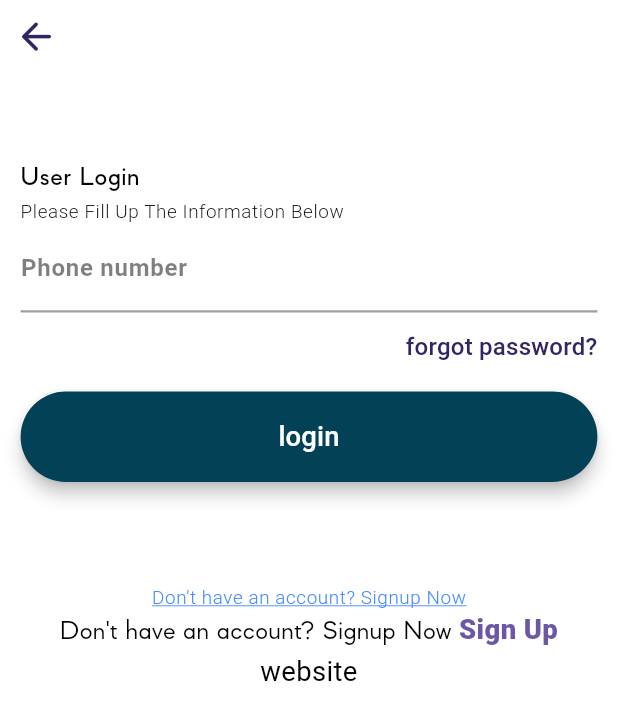
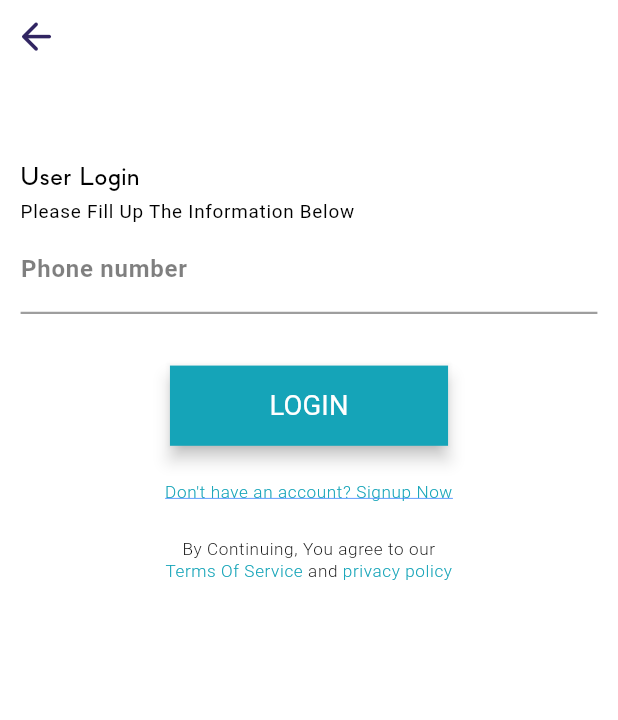
Before and after one commit to iglobleinfo/new-smartryde, a Flutter app: the screen it shows after launch, on a phone screen of 412 x 824 dp. Shown: the top 720 px of the screen. Run offline on Flutter 3.47's test engine with Material 3 defaults, Android fonts, the light colour scheme and no system bars; our stand-ins replace cached_network_image, connectivity_plus, device_info_plus, dio, fancy_shimmer_image, file_picker and 18 more; missing offline and left inert: colorful_safe_area, flutter_facebook_auth, flutter_inapp_purchase, the_apple_sign_in; accounts and stored records are empty; Roboto replaces fonts that are missing (Mazzard).

Commit message:
login screen half done

```diff
--- a/lib/app/core/translations/languages/en_Us.dart
+++ b/lib/app/core/translations/languages/en_Us.dart
@@ -1,13 +1,3 @@
-/*
- * @copyright : ToXSL Technologies Pvt. Ltd. < www.toxsl.com >
- * @author     : Shiv Charan Panjeta < shiv@toxsl.com >
- * All Rights Reserved.
- *  Proprietary and confidential :  All information contained herein is, and remains
- *  the property of ToXSL Technologies Pvt. Ltd. and its partners.
- * Unauthorized copying of this file, via any medium is strictly prohibited.
- *
- */
-
 import '../local_keys.dart';
 
 const Map<String, String> enUS = {
@@ -16,11 +6,10 @@ const Map<String, String> enUS = {
   'login': 'Login',
   'enterYourContactNumber': 'Enter Your Contact Number(+8529000000000)',
   'doNotHaveAccountSignUpNow': 'Don\'t have an account? Signup Now',
-  'byContinuingYouAgreeTo': 'By Continuing, You agree to our',
+  'byContinuingYouAgreeTo': 'By Continuing, You agree to our\n',
   'termsOfService': 'Terms Of Service',
   'and': 'and',
   'privacyPolicy': 'privacy policy',
-
   keyPressToExitApp: "Press one more time to push app into background",
   keyNoResultFound: "No Result Found",
   keyEnglish: "English",
--- a/lib/app/core/values/app_colors.dart
+++ b/lib/app/core/values/app_colors.dart
@@ -1,10 +1,11 @@
+import 'package:flutter/material.dart';
 
 
-
-import 'package:flutter/material.dart';
+const Color appButtonColor = Color.fromRGBO(21, 164, 184, 1);
+const Color appClickableTextColor = Color.fromRGBO(21, 164, 184, 1);
 
 const Color colorAppColor = Color.fromRGBO(49, 37, 98, 1.0);
-const Color colorAppColors = Color.fromRGBO(3, 66, 86, 1.0);
+const Color colorAppColors = Color.fromRGBO(59, 154, 197, 1.0);
 const Color colorCottonCandy = Color.fromRGBO(255, 196, 235, 1.0);
 const Color colorPalePurplePantone = Color.fromRGBO(255, 228, 250, 1.0);
 const Color colorMistyRose = Color.fromRGBO(241, 222, 220, 1.0);
--- a/lib/app/core/values/app_strings.dart
+++ b/lib/app/core/values/app_strings.dart
@@ -79,7 +79,6 @@ const String stringPasswordEmptyValidation = "Please enter password";
 const String stringForgotPassword = "forgot password?";
 const String stringLogin = "login";
 const String stringDoNotHaveAccount = "Don't have an account? Create an account in";
-const String stringSignUp = "Sign Up";
 const String stringWebsite = "website";
 const String stringRegister = "Register";
 const String stringAlreadyHaveAccount = "Already have an account? ";
--- a/lib/app/core/values/app_theme.dart
+++ b/lib/app/core/values/app_theme.dart
@@ -130,7 +130,7 @@ class ThemeConfig {
         ),
         bodySmall: baseTextTheme.bodySmall?.copyWith(
           color: primaryText,
-          fontSize: font_11,
+          fontSize: font_10,
           fontWeight: FontWeight.w300,
         ),
         labelSmall: baseTextTheme.labelSmall?.copyWith(
@@ -207,7 +207,7 @@ class ThemeConfig {
         background: Colors.white,
         cardBackground: Colors.white,
         primaryText: Colors.black,
-        secondaryText: Colors.white,
+        secondaryText: Colors.black,
         accentColor: colorAppColor,
         divider: colorAppColor,
         buttonBackground: Colors.black38,
--- a/lib/app/core/widgets/button_widget.dart
+++ b/lib/app/core/widgets/button_widget.dart
@@ -7,7 +7,8 @@ class MaterialButtonWidget extends StatelessWidget {
   final double? buttonRadius;
   final double? minWidth;
   final double? minHeight;
-  final double? padding;
+  final double? verticalPadding;
+  final double? horizontalPadding;
   final onPressed;
   final decoration;
   final elevation;
@@ -20,7 +21,7 @@ class MaterialButtonWidget extends StatelessWidget {
     this.buttonText = "",
     this.buttonColor,
     this.textColor,
-    this.buttonRadius = defaultRaduis,
+    this.buttonRadius,
     this.decoration,
     this.isSocial = false,
     this.onPressed,
@@ -29,7 +30,8 @@ class MaterialButtonWidget extends StatelessWidget {
     this.fontsize,
     this.minWidth,
     this.minHeight,
-    this.padding,
+    this.verticalPadding,
+    this.horizontalPadding,
   }) : super(key: key);
 
   @override
@@ -37,19 +39,22 @@ class MaterialButtonWidget extends StatelessWidget {
     return MaterialButton(
       height: minHeight,
       splashColor: Colors.transparent,
-      minWidth: minWidth ?? Get.width,
-      color: buttonColor ?? colorAppColors,
+      minWidth: minWidth ?? Get.width * 0.45,
+      color: buttonColor ?? appButtonColor,
       elevation: elevation ?? radius_4,
       shape: RoundedRectangleBorder(
-          borderRadius: BorderRadius.circular(buttonRadius!)),
+          borderRadius: BorderRadius.circular(buttonRadius ?? 0)),
       onPressed: onPressed,
-      padding: EdgeInsets.symmetric(vertical: padding ?? margin_15),
+      padding: EdgeInsets.symmetric(
+        vertical: verticalPadding ?? margin_12,
+        horizontal: horizontalPadding ?? margin_20,
+      ),
       child: TextView(
         text: buttonText!,
         textStyle: textStyleButton(context).copyWith(
           color: textColor ?? Colors.white,
           fontSize: fontsize,
-          fontWeight: FontWeight.w500,
+          fontWeight: FontWeight.normal,
         ),
       ),
     );
--- a/lib/app/modules/authentication/views/login_screen.dart
+++ b/lib/app/modules/authentication/views/login_screen.dart
@@ -59,7 +59,9 @@ class LoginScreen extends GetView<LoginController> {
           ),
           TextView(
             text: pleaseFillUpTheInformationBelow.tr,
-            textStyle: textStyleBodySmall(context),
+            textStyle: textStyleLabelSmall(context).copyWith(
+              fontWeight: FontWeight.normal,
+            ),
           ),
           Form(
             key: controller.formGlobalKey,
@@ -78,74 +80,70 @@ class LoginScreen extends GetView<LoginController> {
                 ),
               ],
             ),
-          ).marginOnly(bottom: margin_10),
+          ).marginOnly(bottom: margin_30),
           Align(
-            alignment: Alignment.topRight,
-            child: InkWell(
-              onTap: () {
-                Get.toNamed(AppRoutes.forgotPassword);
-              },
-              child: TextView(
-                text: stringForgotPassword,
-                textStyle: textStyleTitle(context).copyWith(
-                  color: colorRussianViolet,
-                ),
-              ),
-            ),
-          ).marginOnly(bottom: margin_15),
-          MaterialButtonWidget(
-            buttonText: stringLogin,
+            alignment: Alignment.center,
+            child: MaterialButtonWidget(
+              buttonText: stringLogin.tr.toUpperCase(),
               onPressed: () {
                 if (controller.formGlobalKey.currentState!.validate()) {
                   Get.offAllNamed(AppRoutes.mainScreen);
                 }
               },
-          ).marginOnly(bottom: margin_60),
-          Row(
-            mainAxisAlignment: MainAxisAlignment.center,
-            children: [
-              TextView(
+            ),
+          ).marginOnly(bottom: margin_20),
+          Align(
+            alignment: Alignment.center,
+            child: TextView(
               text: doNotHaveAccountSignUpNow.tr,
               textStyle: textStyleBodySmall(context).copyWith(
-                  color: Colors.blueAccent,
+                color: appClickableTextColor,
                 decoration: TextDecoration.underline,
                 decorationColor: Colors.blueAccent,
                 decorationThickness: 1,
               ),
             ),
-            ],
           ),
-          Text.rich(
+          SizedBox(
+            height: margin_20,
+          ),
+          Align(
+            alignment: Alignment.center,
+            child: Text.rich(
+              textAlign: TextAlign.center,
               TextSpan(
-              text: doNotHaveAccountSignUpNow.tr,
+                text: byContinuingYouAgreeTo.tr,
                 children: [
                   TextSpan(
-                  text: ' $stringSignUp ',
+                    text: termsOfService.tr,
                     recognizer: TapGestureRecognizer()
                       ..onTap = () {
                         Get.offAllNamed(AppRoutes.signUp);
                       },
-                  style: TextStyle(
-                      color: colorVioletM.shade50,
-                      fontWeight: FontWeight.w800,
-                      fontSize: font_16),
-                  children: [
+                    style: textStyleBodySmall(context).copyWith(
+                      color: appClickableTextColor,
+                    ),
+                  ),
                   TextSpan(
-                      text: stringWebsite,
-                      style: TextStyle(
-                          color: Colors.black,
-                          fontWeight: FontWeight.w400,
-                          fontSize: font_16),
+                    text: ' ${and.tr} ',
+                    recognizer: TapGestureRecognizer()
+                      ..onTap = () {
+                        Get.offAllNamed(AppRoutes.signUp);
+                      },
+                  ),
+                  TextSpan(
+                    text: privacyPolicy.tr,
+                    recognizer: TapGestureRecognizer()
+                      ..onTap = () {
+                        Get.offAllNamed(AppRoutes.signUp);
+                      },
+                    style: textStyleBodySmall(context).copyWith(
+                      color: appClickableTextColor,
+                    ),
                   ),
                 ],
-                )
-              ],
               ),
-            textAlign: TextAlign.center,
-            style: TextStyle(
-              color: Colors.black,
-              fontSize: font_16,
-              fontWeight: FontWeight.w400,
+              style: textStyleBodySmall(context),
             ),
           )
         ],
--- a/pubspec.yaml
+++ b/pubspec.yaml
@@ -27,7 +27,6 @@ dependencies:
   flutter_widget_from_html: ^0.15.3
   flutter_local_notifications: ^18.0.1
   flutter_screenutil: ^5.9.3
-#  flutter_share: ^2.0.0
   get: ^4.6.6
   get_storage: ^2.1.1
   google_sign_in: ^6.2.2
```
Lines whose indentation alone changed are shown as unchanged.
